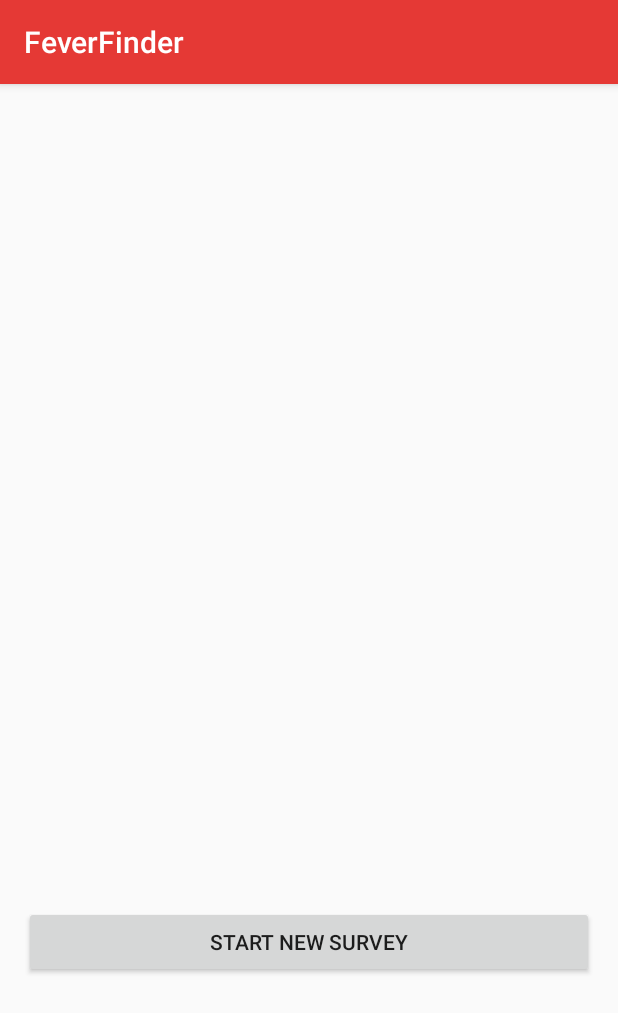
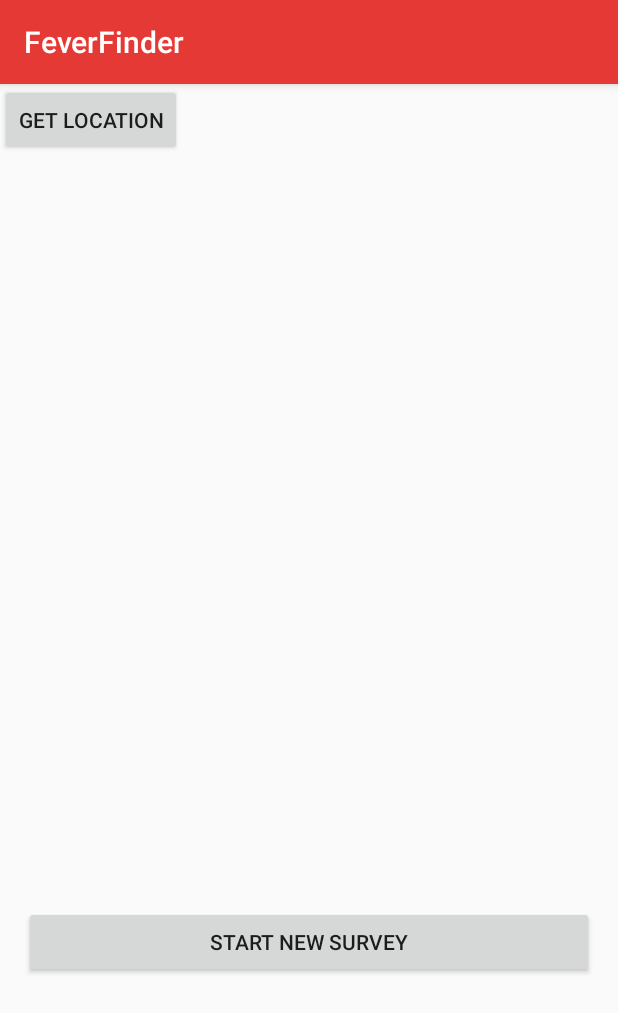
Before and after one commit to mdaudali/FeverFinder, an Android app: the screen it shows after launch (MainActivity), on a phone screen of 412 x 824 dp. Shown: the top 1013 px of the screen. Run offline under Robolectric (Android 15) with nearby library versions, the phone set to English and light mode, and no system bars; libraries missing offline, so code that uses them is left out: org.json.simple; 8 statements that could not run were skipped.

Commit message:
get gps loc via button

```diff
--- a/Survey/app/src/main/AndroidManifest.xml
+++ b/Survey/app/src/main/AndroidManifest.xml
@@ -26,4 +26,8 @@
 
     <uses-permission android:name="android.permission.INTERNET" />
     <uses-permission android:name="android.permission.ACCESS_NETWORK_STATE" />
+
+    <!-- TO USE GPS -->
+    <uses-permission android:name="android.permission.ACCESS_FINE_LOCATION" />
+    <uses-feature android:name="android.hardware.location.gps" />
 </manifest>
--- a/Survey/app/src/main/java/com/example/feverfinder/MainActivity.java
+++ b/Survey/app/src/main/java/com/example/feverfinder/MainActivity.java
@@ -1,12 +1,24 @@
 package com.example.feverfinder;
 
+import android.Manifest;
+import android.content.Context;
 import android.content.Intent;
+import android.content.pm.PackageManager;
+import android.location.Location;
+import android.location.LocationListener;
+import android.location.LocationManager;
+import android.os.Build;
 import android.os.Bundle;
+import android.support.annotation.NonNull;
+import android.support.annotation.RequiresApi;
+import android.support.v4.app.ActivityCompat;
 import android.support.v7.app.AppCompatActivity;
 import android.view.View;
+import android.widget.Button;
 
 import com.example.feverfinder.questions.QuestionParser;
 import com.example.feverfinder.questions.Section;
+import com.example.feverfinder.questions.GPSLoc;
 
 import java.util.ArrayList;
 import java.util.List;
@@ -15,12 +27,50 @@ import java.util.List;
 public class MainActivity extends AppCompatActivity {
     private List<Section> mSections;
 
+    // TODO Move this GPS CODE ------------------------
+    LocationListener mLocListener;
+    LocationManager mLocManager;
+    Button gpsButton;
+
+    @RequiresApi(api = Build.VERSION_CODES.M)
     @Override
     protected void onCreate(Bundle savedInstanceState) {
         super.onCreate(savedInstanceState);
         mSections = QuestionParser.getSections(getResources().openRawResource(R.raw.choices),
                 getResources().openRawResource(R.raw.questions));
         setContentView(R.layout.activity_main);
+
+        // TODO Move this GPS CODE ------------------------
+        mLocManager = (LocationManager) getSystemService(Context.LOCATION_SERVICE);
+        mLocListener = new GPSLoc();
+        if (ActivityCompat.checkSelfPermission(this, Manifest.permission.ACCESS_FINE_LOCATION) != PackageManager.PERMISSION_GRANTED && ActivityCompat.checkSelfPermission(this, Manifest.permission.ACCESS_COARSE_LOCATION) != PackageManager.PERMISSION_GRANTED) {
+            requestPermissions(new String[]{
+                    Manifest.permission.ACCESS_FINE_LOCATION, Manifest.permission.ACCESS_COARSE_LOCATION,
+                    Manifest.permission.INTERNET
+            }, 10);
+            return;
+        }
+        gpsButton = (Button) findViewById(R.id.GPSButton);
+        gpsButton.setOnClickListener(new View.OnClickListener() {
+            @Override
+            public void onClick(View v) {
+                mLocListener = new GPSLoc();
+                mLocManager.requestLocationUpdates(LocationManager.GPS_PROVIDER, 0, 0, mLocListener);
+                // Remove the listener you previously added
+                mLocManager.removeUpdates(mLocListener);
+            }
+        });
+        // TODO Move this GPS CODE ------------------------
+    }
+
+    // TODO Move this GPS CODE ------------------------
+    @Override
+    public void onRequestPermissionsResult(int requestCode, @NonNull String[] permissions, @NonNull int[] grantResults) {
+        switch(requestCode){
+            case 10:
+                if (grantResults.length>0 && grantResults[0] == PackageManager.PERMISSION_GRANTED)
+                    return;
+        }
     }
 
     @Override
@@ -30,7 +80,6 @@ public class MainActivity extends AppCompatActivity {
     }
 
     public void onStartSurvey(View view) {
-
         //TODO: Ensure you cannot spawn multiple surveys
         findViewById(R.id.startBtn).setClickable(false);
         Intent intent = new Intent(this, SurveyActivity.class);
--- a/Survey/app/src/main/res/layout/activity_main.xml
+++ b/Survey/app/src/main/res/layout/activity_main.xml
@@ -21,4 +21,12 @@
         app:layout_constraintEnd_toEndOf="parent"
         app:layout_constraintStart_toStartOf="parent" />
 
+    <Button
+        android:id="@+id/GPSButton"
+        android:layout_width="wrap_content"
+        android:layout_height="wrap_content"
+        android:text="get location"
+        tools:layout_editor_absoluteX="5dp"
+        tools:layout_editor_absoluteY="408dp" />
+
 </android.support.constraint.ConstraintLayout>
```
Also changed, not shown: Survey/app/src/main/java/com/example/feverfinder/questions/GPSLoc.java (added, +28 -0 lines).
